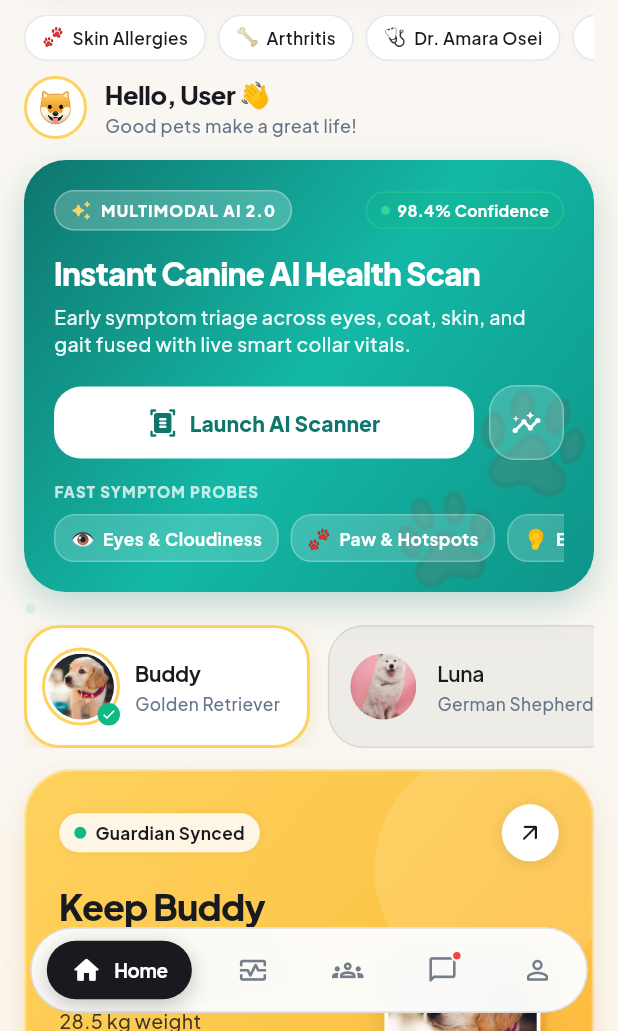
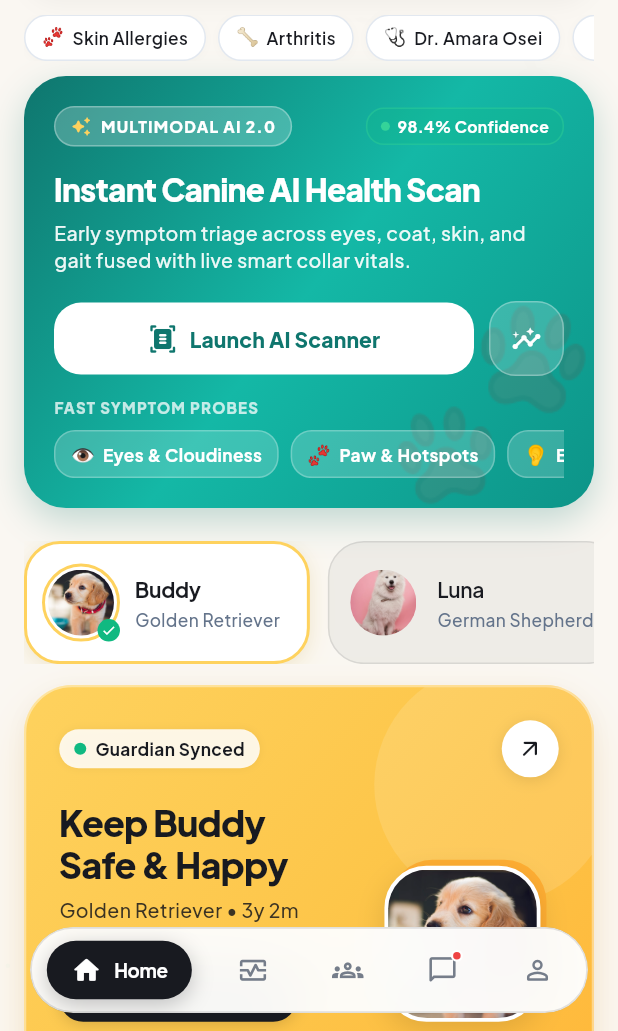
Before and after one commit to indunil-jay/canivue, a Flutter app: the HomeScreen screen opened by its route, on a phone screen of 412 x 824 dp, the part 205-1236 px from its top. Run offline on Flutter 3.47's test engine with Material 3 defaults, Android fonts, the phone set to English and light mode, and no system bars; our stand-ins replace fl_chart, flutter_animate, flutter_riverpod, go_router, google_fonts, image_picker and 1 more.

Commit message:
refactor(home): remove Hello Alex greeting row and clean unused imports

```diff
--- a/lib/features/home/screens/home_screen.dart
+++ b/lib/features/home/screens/home_screen.dart
@@ -8,11 +8,7 @@ import 'package:canivue/core/design_system/components/skeleton_loader.dart';
 import 'package:canivue/core/design_system/tokens/tokens.dart';
 import 'package:canivue/core/widgets/ambient_paw_backdrop.dart';
 import 'package:canivue/core/widgets/app_feedback.dart';
-import 'package:canivue/core/widgets/luxury_biometric_ring.dart';
 import 'package:canivue/core/widgets/luxury_stat_card.dart';
-import 'package:canivue/features/auth/presentation/controllers/auth_controller.dart';
-import 'package:canivue/features/community/presentation/screens/community_screen.dart';
-import 'package:canivue/features/devices/presentation/screens/device_management_screen.dart';
 import 'package:canivue/features/health_check/screens/health_check_capture_screen.dart';
 import 'package:canivue/features/home/domain/dashboard_summary.dart';
 import 'package:canivue/features/home/presentation/controllers/dashboard_controller.dart';
@@ -22,16 +18,10 @@ import 'package:canivue/features/home/presentation/widgets/appointment_card.dart
 import 'package:canivue/features/home/presentation/widgets/care_reminders_section.dart';
 import 'package:canivue/features/home/presentation/widgets/device_status_chip.dart';
 import 'package:canivue/features/home/presentation/widgets/facebook_top_app_bar.dart';
-import 'package:canivue/features/home/presentation/widgets/home_category_pills.dart';
 import 'package:canivue/features/home/presentation/widgets/home_feature_service_hub.dart';
 import 'package:canivue/features/home/presentation/widgets/home_hero_pet_card.dart';
-import 'package:canivue/features/home/presentation/widgets/home_quick_action_tiles.dart';
-import 'package:canivue/features/nutrition/presentation/screens/nutrition_screen.dart';
 import 'package:canivue/features/pets/models/pet_model.dart';
 import 'package:canivue/features/pets/presentation/controllers/dogs_controller.dart';
-import 'package:canivue/features/pets/screens/add_edit_pet_screen.dart';
-import 'package:canivue/features/pets/screens/pet_detail_screen.dart';
-import 'package:canivue/features/pets/screens/pet_list_screen.dart';
 import 'package:canivue/features/predictions/presentation/screens/prediction_history_screen.dart';
 import 'package:canivue/features/preventive_care/presentation/screens/preventive_care_screen.dart';
 import 'package:canivue/features/search/presentation/controllers/search_controller.dart';
@@ -410,23 +400,9 @@ class _DashboardOverviewContent extends ConsumerWidget {
     );
   }
 
-  String _getDisplayName(WidgetRef ref) {
-    final user = ref.watch(authControllerProvider);
-    if (user?.name != null && user!.name!.isNotEmpty) {
-      return user.name!;
-    }
-    final email = user?.email ?? 'user@example.com';
-    final emailPrefix = email.split('@').first;
-    if (emailPrefix.isNotEmpty) {
-      return emailPrefix[0].toUpperCase() + emailPrefix.substring(1);
-    }
-    return 'Pet Parent';
-  }
-
   @override
   Widget build(BuildContext context, WidgetRef ref) {
     final summaryAsync = ref.watch(dashboardSummaryProvider((id: effectiveDog.id, name: effectiveDog.name)));
-    final displayName = _getDisplayName(ref);
 
     return summaryAsync.when(
       loading: () => const _DashboardSkeleton(),
@@ -437,50 +413,6 @@ class _DashboardOverviewContent extends ConsumerWidget {
       data: (summary) => Column(
         crossAxisAlignment: CrossAxisAlignment.start,
         children: [
-          // Greeting Row
-          Padding(
-            padding: const EdgeInsets.only(bottom: 14),
-            child: Row(
-              children: [
-                Container(
-                  height: 42,
-                  width: 42,
-                  decoration: BoxDecoration(
-                    color: isDark ? const Color(0xFF242A38) : Colors.white,
-                    shape: BoxShape.circle,
-                    border: Border.all(color: const Color(0xFFFED25E), width: 2),
-                  ),
-                  child: const Center(child: Text('🐶', style: TextStyle(fontSize: 20))),
-                ),
-                const SizedBox(width: 12),
-                Expanded(
-                  child: Column(
-                    crossAxisAlignment: CrossAxisAlignment.start,
-                    children: [
-                      Text(
-                        'Hello, $displayName 👋',
-                        style: GoogleFonts.plusJakartaSans(
-                          fontWeight: FontWeight.w800,
-                          fontSize: 17 * a11y.textScaleFactor,
-                          color: isDark ? Colors.white : const Color(0xFF181A20),
-                          letterSpacing: -0.3,
-                        ),
-                      ),
-                      Text(
-                        'Good pets make a great life!',
-                        style: GoogleFonts.plusJakartaSans(
-                          color: isDark ? const Color(0xFF94A3B8) : const Color(0xFF64748B),
-                          fontSize: 12,
-                          fontWeight: FontWeight.w500,
-                        ),
-                      ),
-                    ],
-                  ),
-                ),
-              ],
-            ),
-          ),
-
           // 1. HERO SPOTLIGHT: Instant Multimodal Canine AI Health Scan
           _buildAiHeroSpotlight(context, isDark),
 
```
